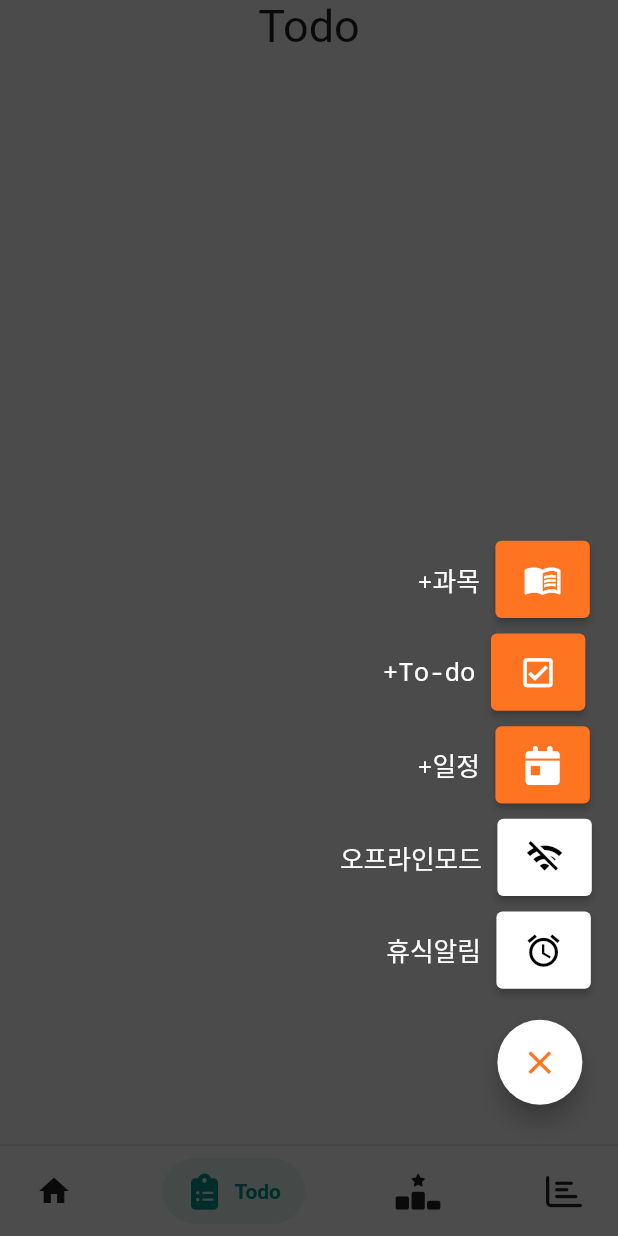
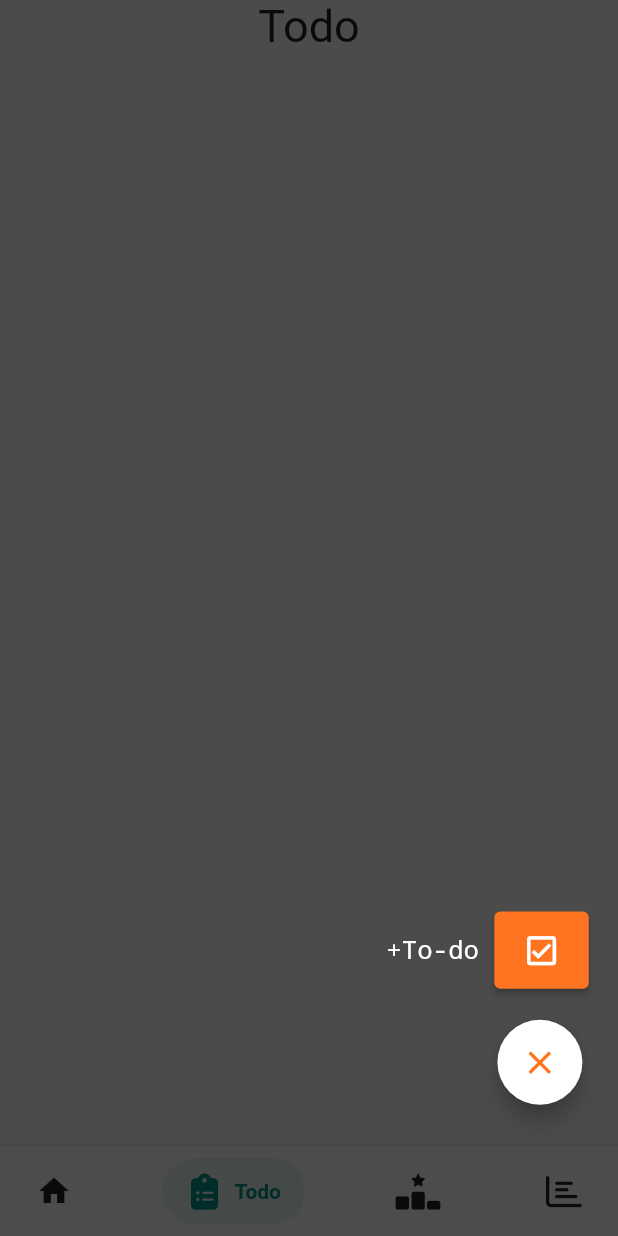
Before and after one commit to StudyingTimer/Flutter-StudyingTimer, a Flutter app: the MyPage screen opened directly, item 2 of the bottom bar chosen, after a tap on the "add" icon, on a phone screen of 412 x 824 dp. Run offline on Flutter 3.47's test engine with Material 2 defaults, Android fonts, the phone set to English and light mode, and no system bars; drawn by our look-alikes of salomon_bottom_bar; our stand-ins replace flutter_screenutil, fluttertoast, font_awesome_flutter.

Commit message:
[UPDATE] primary -> backgroundcolor

```diff
--- a/studying_timer/lib/screens/bottombar/bottom.dart
+++ b/studying_timer/lib/screens/bottombar/bottom.dart
@@ -80,7 +80,7 @@ class _MyPageState extends State<MyPage> {
               actions: <Widget>[
                 ElevatedButton(
                   style: ElevatedButton.styleFrom(
-                      elevation: 0, primary: Colors.transparent),
+                      elevation: 0, backgroundColor: Colors.transparent),
                   child: const Text(
                     "추가",
                     style: TextStyle(
@@ -96,7 +96,7 @@ class _MyPageState extends State<MyPage> {
                 ),
                 ElevatedButton(
                   style: ElevatedButton.styleFrom(
-                      elevation: 0, primary: Colors.transparent),
+                      elevation: 0, backgroundColor: Colors.transparent),
                   child: const Text("취소",
                       style: TextStyle(
                           color: Colors.blueAccent,
@@ -113,61 +113,7 @@ class _MyPageState extends State<MyPage> {
           });
     }
 
-    return Stack(children: [
-      Scaffold(
-        resizeToAvoidBottomInset: false,
-        body: IndexedStack(
-          index: _currentIndex,
-          children: _children,
-        ),
-        bottomNavigationBar: Container(
-          decoration: BoxDecoration(
-              color: Colors.white,
-              border: Border(
-                  top: BorderSide(
-                      color: Colors.black.withOpacity(0.1), width: 1.w))),
-          child: SalomonBottomBar(
-            currentIndex: _currentIndex,
-            onTap: (i) => setState(() => {_currentIndex = i}),
-            items: [
-              /// Home
-              SalomonBottomBarItem(
-                icon: const Icon(Icons.home),
-                title: const Text("Home"),
-                selectedColor: Colors.purple,
-              ),
-
-              /// Likes
-              SalomonBottomBarItem(
-                icon: const Icon(FontAwesomeIcons.clipboardList),
-                title: const Text("Todo"),
-                selectedColor: Colors.teal,
-              ),
-
-              /// Search
-              SalomonBottomBarItem(
-                icon: const Icon(FontAwesomeIcons.rankingStar),
-                title: const Text("Rank"),
-                selectedColor: Colors.pink,
-              ),
-
-              /// Profile
-              SalomonBottomBarItem(
-                icon: const Icon(FontAwesomeIcons.chartBar),
-                title: const Text("Status"),
-                selectedColor: Colors.orange,
-              ),
-            ],
-          ),
-        ),
-      ),
-      emphasis.ispressed
-          ? Container(
-              width: double.infinity,
-              height: double.infinity,
-              decoration: BoxDecoration(color: Colors.black.withOpacity(0.7)),
-            )
-          : Container(),
+    List<Widget> buttonList = [
       Stack(
         children: [
           Padding(
@@ -194,7 +140,7 @@ class _MyPageState extends State<MyPage> {
                         FlutterDialog();
                       },
                       style: ElevatedButton.styleFrom(
-                          primary: CommonColor.orange,
+                          backgroundColor: CommonColor.orange,
                           minimumSize: Size(55.w, 50.h)),
                       child: Row(
                         mainAxisSize: MainAxisSize.min,
@@ -232,7 +178,7 @@ class _MyPageState extends State<MyPage> {
                   ElevatedButton(
                       onPressed: () {},
                       style: ElevatedButton.styleFrom(
-                          primary: CommonColor.orange,
+                          backgroundColor: CommonColor.orange,
                           minimumSize: Size(55.w, 50.h)),
                       child: Row(
                         mainAxisSize: MainAxisSize.min,
@@ -308,7 +254,8 @@ class _MyPageState extends State<MyPage> {
                   ElevatedButton(
                       onPressed: () {},
                       style: ElevatedButton.styleFrom(
-                          primary: Colors.white, minimumSize: Size(55.w, 50.h)),
+                          backgroundColor: Colors.white,
+                          minimumSize: Size(55.w, 50.h)),
                       child: Row(
                         mainAxisSize: MainAxisSize.min,
                         children: [
@@ -374,7 +321,7 @@ class _MyPageState extends State<MyPage> {
                       shape: const CircleBorder(),
                       elevation: 6.0,
                       minimumSize: Size(55.w, 55.h),
-                      primary: Colors.white,
+                      backgroundColor: Colors.white,
                     ),
                     child: Icon(
                       emphasis.ispressed ? Icons.close : Icons.add,
@@ -386,6 +333,178 @@ class _MyPageState extends State<MyPage> {
           ),
         ],
       ),
+      Stack(
+        children: [
+          Padding(
+            padding: EdgeInsets.only(top: position1.h, left: 225.w),
+            child: AnimatedScale(
+              duration: const Duration(microseconds: 60000),
+              alignment: Alignment.bottomCenter,
+              scale: emphasis.ispressed ? 1 : 0,
+              child: Row(
+                children: [
+                  Text(
+                    "+To-do",
+                    style: TextStyle(
+                        color: Colors.white,
+                        fontWeight: FontWeight.w400,
+                        decoration: TextDecoration.none,
+                        fontSize: 15.sp),
+                  ),
+                  SizedBox(
+                    width: 9.w,
+                  ),
+                  ElevatedButton(
+                      onPressed: () {},
+                      style: ElevatedButton.styleFrom(
+                          backgroundColor: CommonColor.orange,
+                          minimumSize: Size(55.w, 50.h)),
+                      child: Row(
+                        mainAxisSize: MainAxisSize.min,
+                        children: [
+                          Icon(
+                            Icons.check_box_outlined,
+                            color: Colors.white,
+                            size: 25.h,
+                          ),
+                        ],
+                      )),
+                ],
+              ),
+            ),
+          ),
+          Padding(
+            padding: EdgeInsets.only(left: 287.w, top: 660.h),
+            child: Row(
+              children: [
+                ElevatedButton(
+                    onPressed: () {
+                      setState(() {
+                        emphasis.change();
+                      });
+                    },
+                    style: ElevatedButton.styleFrom(
+                      shape: const CircleBorder(),
+                      elevation: 6.0,
+                      minimumSize: Size(55.w, 55.h),
+                      backgroundColor: Colors.white,
+                    ),
+                    child: Icon(
+                      emphasis.ispressed ? Icons.close : Icons.add,
+                      color: CommonColor.orange,
+                      size: 25.h,
+                    )),
+              ],
+            ),
+          ),
+        ],
+      ),
+      Padding(
+        padding: EdgeInsets.only(left: 287.w, top: 660.h),
+        child: Row(
+          children: [
+            ElevatedButton(
+                onPressed: () {
+                  setState(() {
+                    emphasis.change();
+                  });
+                },
+                style: ElevatedButton.styleFrom(
+                  shape: const CircleBorder(),
+                  elevation: 6.0,
+                  minimumSize: Size(55.w, 55.h),
+                  backgroundColor: Colors.white,
+                ),
+                child: Icon(
+                  emphasis.ispressed ? Icons.close : Icons.add,
+                  color: CommonColor.orange,
+                  size: 25.h,
+                )),
+          ],
+        ),
+      ),
+      Padding(
+        padding: EdgeInsets.only(left: 287.w, top: 660.h),
+        child: Row(
+          children: [
+            ElevatedButton(
+                onPressed: () {
+                  setState(() {
+                    emphasis.change();
+                  });
+                },
+                style: ElevatedButton.styleFrom(
+                  shape: const CircleBorder(),
+                  elevation: 6.0,
+                  minimumSize: Size(55.w, 55.h),
+                  backgroundColor: Colors.white,
+                ),
+                child: Icon(
+                  emphasis.ispressed ? Icons.close : Icons.add,
+                  color: CommonColor.orange,
+                  size: 25.h,
+                )),
+          ],
+        ),
+      ),
+    ];
+
+    return Stack(children: [
+      Scaffold(
+        resizeToAvoidBottomInset: false,
+        body: IndexedStack(
+          index: _currentIndex,
+          children: _children,
+        ),
+        bottomNavigationBar: Container(
+          decoration: BoxDecoration(
+              color: Colors.white,
+              border: Border(
+                  top: BorderSide(
+                      color: Colors.black.withOpacity(0.1), width: 1.w))),
+          child: SalomonBottomBar(
+            currentIndex: _currentIndex,
+            onTap: (i) => setState(() => {_currentIndex = i}),
+            items: [
+              /// Home
+              SalomonBottomBarItem(
+                icon: const Icon(Icons.home),
+                title: const Text("Home"),
+                selectedColor: Colors.purple,
+              ),
+
+              /// Likes
+              SalomonBottomBarItem(
+                icon: const Icon(FontAwesomeIcons.clipboardList),
+                title: const Text("Todo"),
+                selectedColor: Colors.teal,
+              ),
+
+              /// Search
+              SalomonBottomBarItem(
+                icon: const Icon(FontAwesomeIcons.rankingStar),
+                title: const Text("Rank"),
+                selectedColor: Colors.pink,
+              ),
+
+              /// Profile
+              SalomonBottomBarItem(
+                icon: const Icon(FontAwesomeIcons.chartBar),
+                title: const Text("Status"),
+                selectedColor: Colors.orange,
+              ),
+            ],
+          ),
+        ),
+      ),
+      emphasis.ispressed
+          ? Container(
+              width: double.infinity,
+              height: double.infinity,
+              decoration: BoxDecoration(color: Colors.black.withOpacity(0.7)),
+            )
+          : Container(),
+      buttonList[_currentIndex]
     ]);
   }
 }
```
